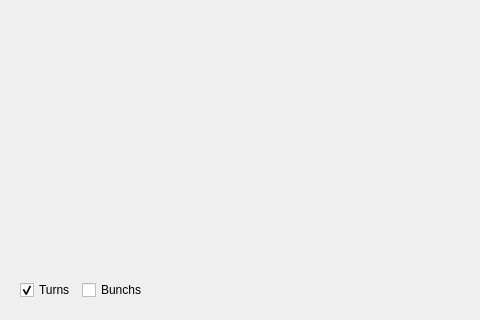
Above: diamond_blm_expert_gui/fullscreen_rawbuf1.ui from jfpatrick/diamond-blm-expert-gui before the change; both pictures show x 0 to 480 and y 380 to 700 of the 1400 by 700 pixel window. Below: the same form after it.
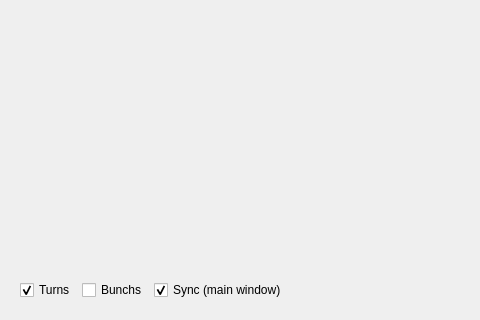
That is the form after the change. Custom widgets are drawn as their Qt base class.

```diff
--- a/diamond_blm_expert_gui/fullscreen_rawbuf1.ui
+++ b/diamond_blm_expert_gui/fullscreen_rawbuf1.ui
@@ -106,6 +106,16 @@
           </property>
          </widget>
         </item>
+        <item>
+         <widget class="QCheckBox" name="checkBox_sync_main">
+          <property name="text">
+           <string>Sync (main window)</string>
+          </property>
+          <property name="checked">
+           <bool>true</bool>
+          </property>
+         </widget>
+        </item>
         <item>
          <spacer name="horizontalSpacer">
           <property name="orientation">
```
